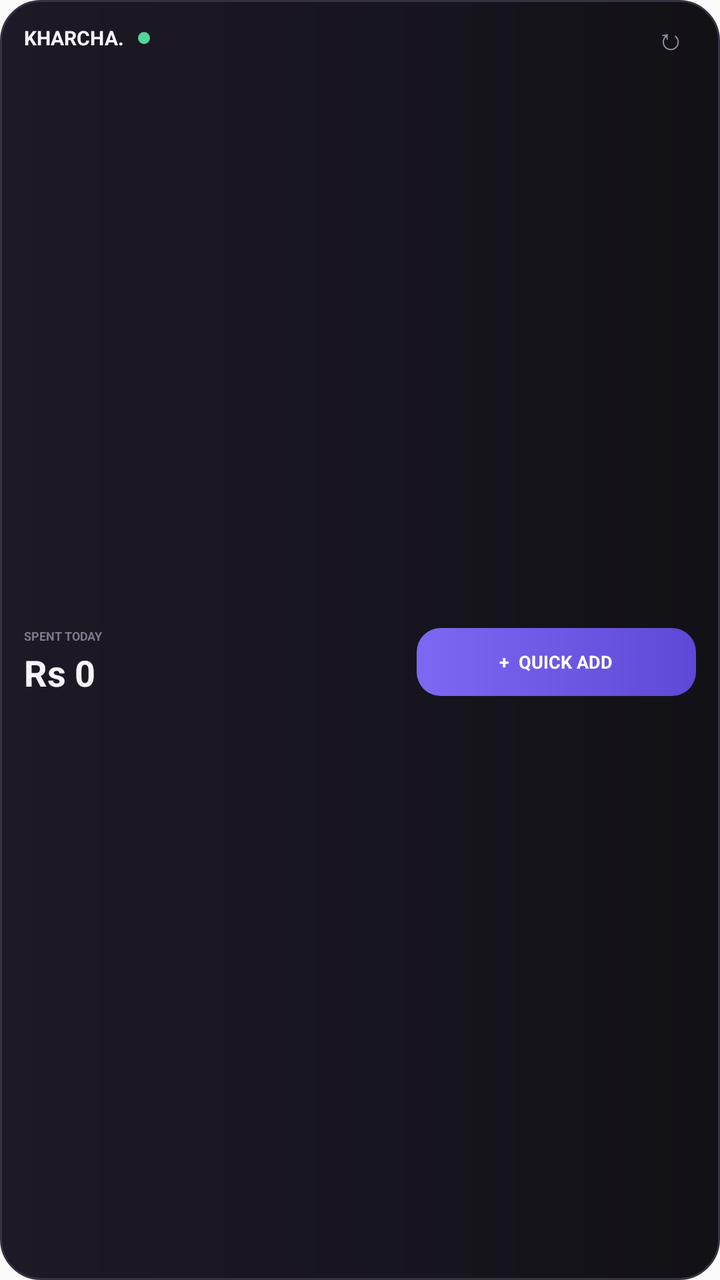
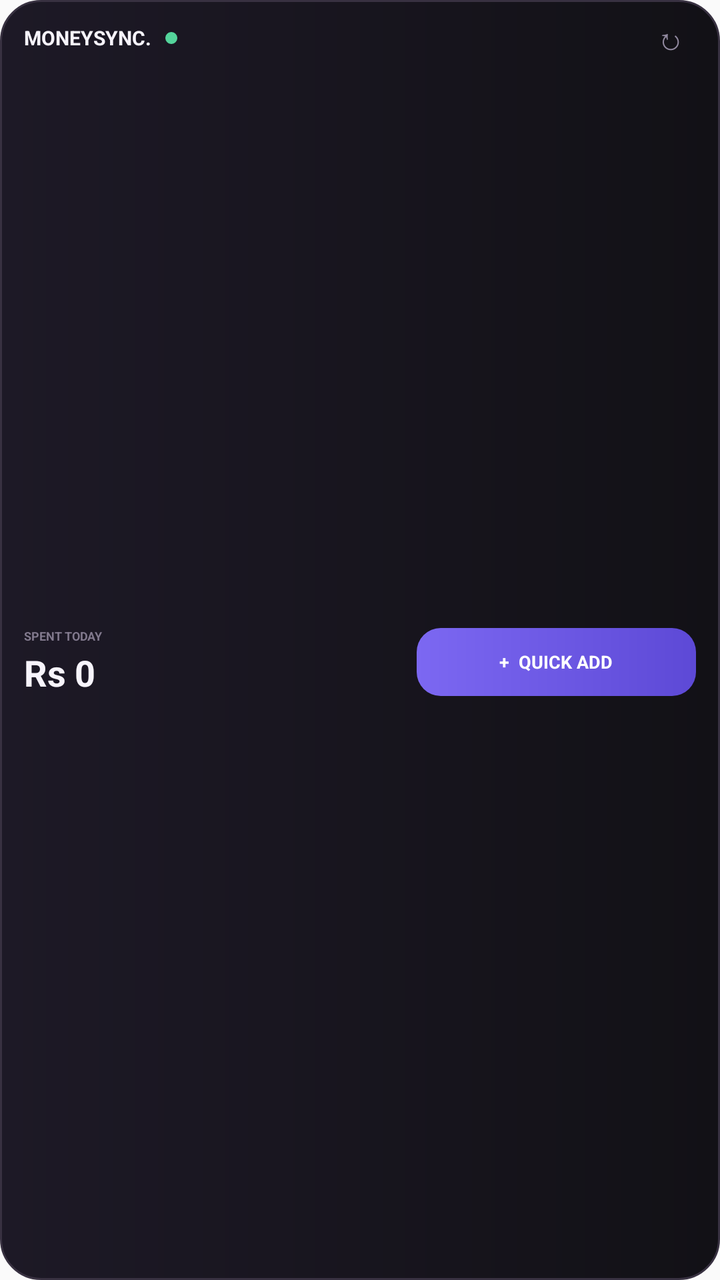

The first picture is an Android layout as it rendered before a commit; the second is the same layout after the commit. The layout source and the unified diff follow.
<!-- AndroidManifest.xml: application theme AppTheme -->
<!-- res/layout/kharcha_widget.xml -->
<?xml version="1.0" encoding="utf-8"?>
<LinearLayout xmlns:android="http://schemas.android.com/apk/res/android"
  android:id="@+id/widget_root"
  android:layout_width="match_parent"
  android:layout_height="match_parent"
  android:background="@drawable/widget_background"
  android:orientation="vertical"
  android:paddingLeft="12dp"
  android:paddingTop="8dp"
  android:paddingRight="12dp"
  android:paddingBottom="8dp">

  <LinearLayout
    android:layout_width="match_parent"
    android:layout_height="wrap_content"
    android:gravity="center_vertical"
    android:orientation="horizontal">

    <TextView
      android:layout_width="wrap_content"
      android:layout_height="wrap_content"
      android:text="KHARCHA."
      android:textColor="#F7F4FC"
      android:textSize="10sp"
      android:textStyle="bold" />

    <TextView
      android:layout_width="6dp"
      android:layout_height="6dp"
      android:layout_marginLeft="7dp"
      android:background="@drawable/widget_live_dot"
      android:contentDescription="Active" />

    <TextView
      android:layout_width="0dp"
      android:layout_height="1dp"
      android:layout_weight="1" />

    <TextView
      android:id="@+id/widget_refresh"
      android:layout_width="26dp"
      android:layout_height="22dp"
      android:contentDescription="Refresh"
      android:gravity="center"
      android:text="&#x21BB;"
      android:textColor="#91899F"
      android:textSize="15sp" />
  </LinearLayout>

  <LinearLayout
    android:layout_width="match_parent"
    android:layout_height="0dp"
    android:layout_weight="1"
    android:gravity="center_vertical"
    android:orientation="horizontal">

    <LinearLayout
      android:layout_width="0dp"
      android:layout_height="wrap_content"
      android:layout_weight="1.15"
      android:orientation="vertical">

      <TextView
        android:layout_width="wrap_content"
        android:layout_height="wrap_content"
        android:text="SPENT TODAY"
        android:textColor="#81798D"
        android:textSize="6sp"
        android:textStyle="bold" />

      <TextView
        android:id="@+id/widget_amount"
        android:layout_width="match_parent"
        android:layout_height="wrap_content"
        android:layout_marginTop="2dp"
        android:contentDescription="Spent today"
        android:ellipsize="end"
        android:maxLines="1"
        android:text="Rs 0"
        android:textColor="#F7F4FC"
        android:textSize="18sp"
        android:textStyle="bold" />
    </LinearLayout>

    <TextView
      android:id="@+id/widget_quick_add"
      android:layout_width="0dp"
      android:layout_height="34dp"
      android:layout_marginLeft="8dp"
      android:layout_weight="0.85"
      android:background="@drawable/widget_quick_button"
      android:clickable="true"
      android:contentDescription="Open quick entry"
      android:focusable="true"
      android:gravity="center"
      android:ellipsize="end"
      android:maxLines="1"
      android:text="+  QUICK ADD"
      android:textColor="#FFFFFF"
      android:textSize="9sp"
      android:textStyle="bold" />
  </LinearLayout>
</LinearLayout>
<!-- resources referenced by this layout -->
<resources>
  <!-- drawable widget_background (drawable) -->
  <?xml version="1.0" encoding="utf-8"?>
  <shape xmlns:android="http://schemas.android.com/apk/res/android" android:shape="rectangle">
    <gradient android:angle="0" android:startColor="#1D1926" android:endColor="#121116" />
    <corners android:radius="20dp" />
    <stroke android:width="1dp" android:color="#383141" />
    <padding android:left="2dp" android:top="2dp" android:right="2dp" android:bottom="2dp" />
  </shape>
  <!-- drawable widget_live_dot (drawable) -->
  <?xml version="1.0" encoding="utf-8"?>
  <shape xmlns:android="http://schemas.android.com/apk/res/android"
    android:shape="oval">
    <solid android:color="#54D49B" />
  </shape>
  <!-- drawable widget_quick_button (drawable) -->
  <?xml version="1.0" encoding="utf-8"?>
  <shape xmlns:android="http://schemas.android.com/apk/res/android" android:shape="rectangle">
    <gradient android:angle="0" android:startColor="#7C68F2" android:endColor="#5D49D6" />
    <corners android:radius="12dp" />
    <padding android:left="8dp" android:top="4dp" android:right="8dp" android:bottom="4dp" />
  </shape>
  <style name="AppTheme" parent="Theme.AppCompat.DayNight.NoActionBar">
      <item name="android:editTextBackground">@drawable/rn_edit_text_material</item>
      <item name="colorPrimary">@color/colorPrimary</item>
      <item name="android:statusBarColor">@android:color/transparent</item>
      <item name="android:navigationBarColor">@android:color/transparent</item>
    </style>
  <!-- drawable rn_edit_text_material (drawable) -->
  <?xml version="1.0" encoding="utf-8"?>
  <inset xmlns:android="http://schemas.android.com/apk/res/android"
         android:insetLeft="@dimen/abc_edit_text_inset_horizontal_material"
         android:insetRight="@dimen/abc_edit_text_inset_horizontal_material"
         android:insetTop="@dimen/abc_edit_text_inset_top_material"
         android:insetBottom="@dimen/abc_edit_text_inset_bottom_material"
         >
  
      <selector>
          
          <item android:state_enabled="false" android:drawable="@drawable/abc_textfield_default_mtrl_alpha"/>
          <item android:drawable="@drawable/abc_textfield_activated_mtrl_alpha"/>
      </selector>
  
  </inset>
  <color name="colorPrimary">#7C68F2</color>
</resources>

<!-- the commit's change to res/layout/kharcha_widget.xml (unified diff, before → after) -->
@@ -19,7 +19,7 @@
     <TextView
       android:layout_width="wrap_content"
       android:layout_height="wrap_content"
-      android:text="KHARCHA."
+      android:text="MONEYSYNC."
       android:textColor="#F7F4FC"
       android:textSize="10sp"
       android:textStyle="bold" />
